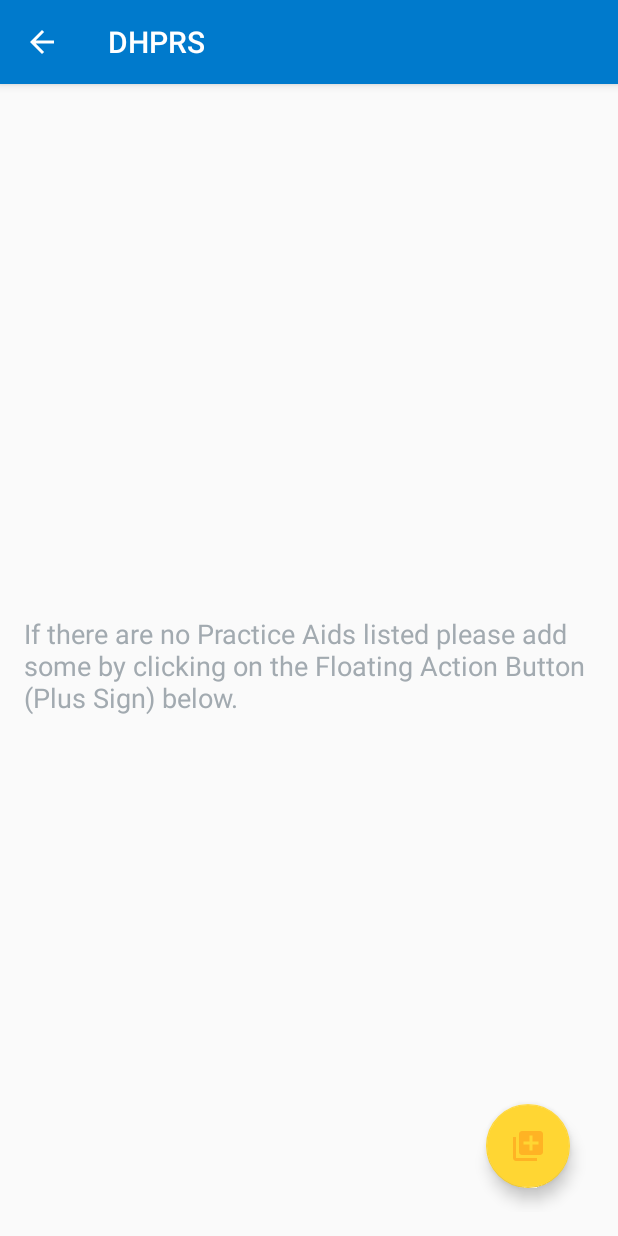
After one commit to babarehner/DHPRS, an Android app: the PracticeAidActivity screen opened directly, with no data from a screen before it, on a phone screen of 412 x 824 dp. The commit adds this screen. Run offline under Robolectric (Android 15) with nearby library versions, the phone set to English and light mode, and no system bars; 1 statement that could not run was skipped.

Commit message:
Begin adding the ability to edit Practice Aid selection list in the database

```diff
--- /dev/null
+++ b/app/src/main/java/edu/babarehner/android/dhprs/PracticeAidActivity.java
@@ -0,0 +1,94 @@
+package edu.babarehner.android.dhprs;
+
+import android.app.Activity;
+import android.content.ContentUris;
+import android.content.CursorLoader;
+import android.content.Intent;
+import android.content.Loader;
+import android.database.Cursor;
+import android.net.Uri;
+import android.os.Bundle;
+import android.support.design.widget.FloatingActionButton;
+import android.support.v7.app.AppCompatActivity;
+import android.app.LoaderManager;
+import android.view.View;
+import android.widget.AdapterView;
+import android.widget.ListView;
+
+import edu.babarehner.android.dhprs.data.RecordContract;
+
+public class PracticeAidActivity extends AppCompatActivity implements LoaderManager.LoaderCallbacks {
+
+    // identifier for loader to run on separate thread
+    private static final int PRACTICE_AID_LOADER = 7;
+    RecordCursorAdapter mCursorAdapter;
+
+    @Override
+    protected void onCreate(Bundle savedInstanceState) {
+        super.onCreate(savedInstanceState);
+        setContentView(R.layout.activity_practice_aid);
+
+        // Create a floating action button Need to add
+        // compile 'com.android.support:design:26.1.0' to build gradle module
+        FloatingActionButton fab = (FloatingActionButton) findViewById(R.id.fab);
+        fab.setOnClickListener(new View.OnClickListener() {
+            @Override
+            public void onClick(View view) {
+                Intent intent = new Intent(RecordActivity.this, PracticeAidActivity.class);
+                startActivity(intent);
+            }
+        });
+
+        ListView recordsListView = (ListView) findViewById(R.id.practice_aid_list);
+        // display the empty view
+        View emptyView = findViewById(R.id.practice_aid_empty_view);
+        recordsListView.setEmptyView(emptyView);
+
+        mCursorAdapter = new RecordCursorAdapter(this, null);
+        recordsListView.setAdapter(mCursorAdapter);
+        recordsListView.setOnItemClickListener(new AdapterView.OnItemClickListener() {
+            @Override
+            public void onItemClick(AdapterView<?> parent, View v, int pos, long id) {
+                Intent intent = new Intent(RecordActivity.this, PracticeAidActivity.class);
+                Uri currentMainUri = ContentUris.withAppendedId(
+                        RecordContract.RecordEntry.CONTENT_URI, id);
+                intent.setData(currentMainUri);
+                startActivity(intent);
+
+            }
+        });
+
+        getLoaderManager().initLoader(PRACTICE_AID_LOADER, null, this);
+    }
+
+    @Override
+    public Loader<Cursor> onCreateLoader(int id, Bundle args) {
+
+        // Define a projections with the columns we are interested in
+        // CursorAdapter requires column title of "_Id"
+        String[] projection = {RecordContract.RecordEntry._ID,
+                RecordContract.RecordEntry.CPRAC_AID};
+
+        // This loader will execute the ContentProvider's query  method on a background thread
+        return new CursorLoader(this,                           // parent activity context
+                RecordContract.RecordEntry.CONTENT_URI,       // ProviderContent URI
+                projection,
+                null,
+                null,
+                RecordContract.RecordEntry.CPRAC_AID + " ASC");
+    }
+
+
+    @Override
+    public void onLoadFinished(Loader<Cursor> loader, Cursor data) {
+        // update(@link LibraryCursorAdapter) with this new cursor containing update Libary data
+        mCursorAdapter.swapCursor(data);
+    }
+
+    @Override
+    public void onLoaderReset(Loader<Cursor> loader) {
+        // Callback called when the data needs to be deleted- use null
+        mCursorAdapter.swapCursor(null);
+    }
+
+}
--- /dev/null
+++ b/app/src/main/res/drawable/ic_library_add_gold_24dp.xml
@@ -0,0 +1,5 @@
+<vector android:height="24dp" android:tint="#FFB324"
+    android:viewportHeight="24.0" android:viewportWidth="24.0"
+    android:width="24dp" xmlns:android="http://schemas.android.com/apk/res/android">
+    <path android:fillColor="#FF000000" android:pathData="M4,6L2,6v14c0,1.1 0.9,2 2,2h14v-2L4,20L4,6zM20,2L8,2c-1.1,0 -2,0.9 -2,2v12c0,1.1 0.9,2 2,2h12c1.1,0 2,-0.9 2,-2L22,4c0,-1.1 -0.9,-2 -2,-2zM19,11h-4v4h-2v-4L9,11L9,9h4L13,5h2v4h4v2z"/>
+</vector>
--- /dev/null
+++ b/app/src/main/res/layout/activity_practice_aid.xml
@@ -0,0 +1,62 @@
+<RelativeLayout xmlns:android="http://schemas.android.com/apk/res/android"
+    xmlns:tools="http://schemas.android.com/tools"
+    android:id="@+id/activity_library"
+    android:layout_width="match_parent"
+    android:layout_height="match_parent"
+    android:padding="@dimen/activity_margin"
+    tools:context="edu.babarehner.android.dhprs.PracticeAidActivity">
+
+    <ListView
+        android:id="@+id/practice_aid_list"
+        android:layout_width="match_parent"
+        android:layout_height="match_parent" />
+
+    <!-- Empty view for the list -->
+    <RelativeLayout
+        android:id="@+id/practice_aid_empty_view"
+        android:layout_width="wrap_content"
+        android:layout_height="wrap_content"
+        android:layout_centerInParent="true">
+
+        <!-- need to make an empty record image
+        <ImageView
+            android:id="@+id/empty_shelter_image"
+            android:layout_width="wrap_content"
+            android:layout_height="wrap_content"
+            android:layout_centerHorizontal="true"
+            android:src="@drawable/ic_empty_shelter"/>
+
+        <TextView
+            android:id="@+id/empty_title_text"
+            android:layout_width="wrap_content"
+            android:layout_height="wrap_content"
+            android:layout_centerHorizontal="true"
+            android:fontFamily="sans-serif-medium"
+            android:paddingTop="16dp"
+            android:text="@string/empty_view_title_text"
+            android:textAppearance="?android:textAppearanceMedium"/>
+        -->
+
+        <TextView
+            android:id="@+id/empty_practice_aid_text"
+            android:layout_width="wrap_content"
+            android:layout_height="wrap_content"
+            android:layout_centerHorizontal="true"
+            android:fontFamily="sans-serif"
+            android:paddingTop="8dp"
+            android:text="@string/empty_view_practice_aid_text"
+            android:textAppearance="?android:textAppearanceMedium"
+            android:textColor="#A2AAB0"/>
+    </RelativeLayout>
+
+    <android.support.design.widget.FloatingActionButton
+        android:id="@+id/pa_fab"
+        android:layout_width="wrap_content"
+        android:layout_height="wrap_content"
+        android:layout_alignParentBottom="true"
+        android:layout_alignParentRight="true"
+        android:layout_margin="@dimen/fab_margin"
+        android:src="@drawable/ic_library_add_gold_24dp"
+        android:scaleType="center"/>
+
+</RelativeLayout>
--- a/app/src/main/res/values/strings.xml
+++ b/app/src/main/res/values/strings.xml
@@ -48,6 +48,10 @@ g
     <!-- format by adding minutes to practice length -->
     <string name="prac_len">%1$s minutes</string>
 
+    <!--activity_practice_aid.xml -->
+    <string name="empty_view_practice_aid_text">If there are no Practice Aids listed
+    please add some by clicking on the Floating Action Button (Plus Sign) below.</string>
+
 
 
 </resources>
```
Also changed, not shown: app/src/main/AndroidManifest.xml (+11 -0 lines), app/src/main/res/layout/practice_aid_list_item.xml (added, +18 -0 lines).
